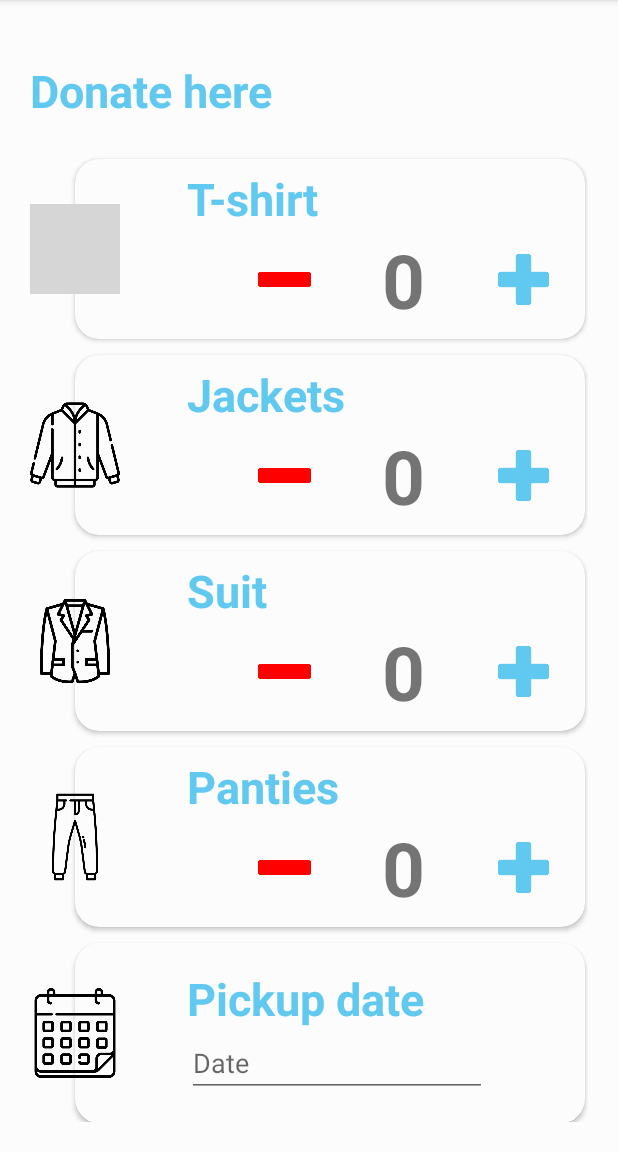
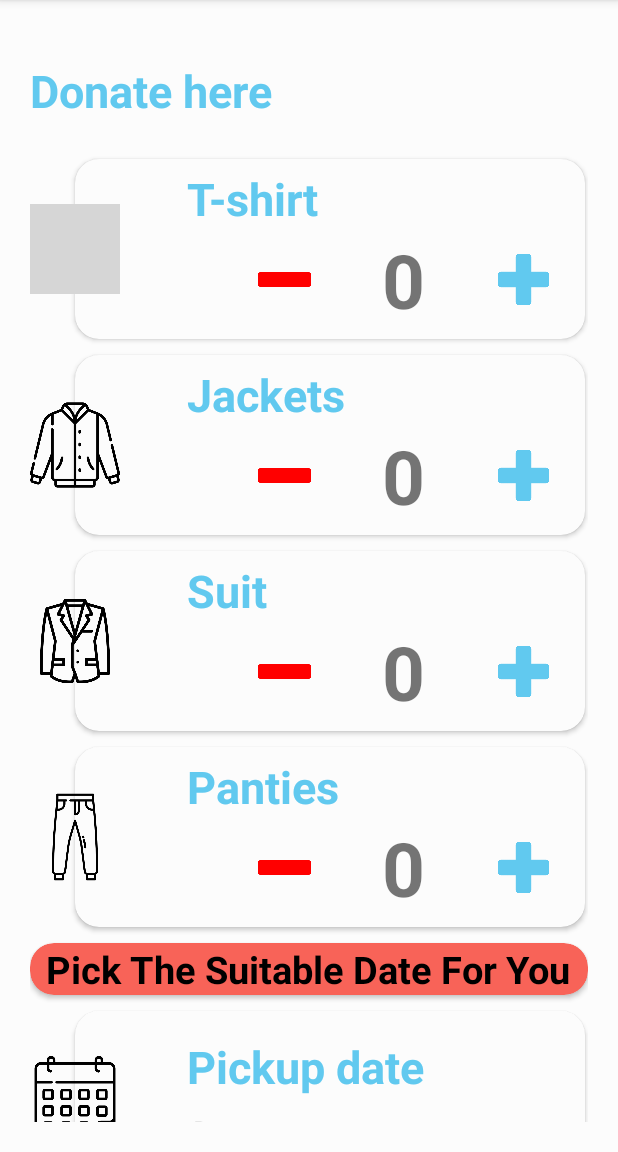
Before and after one commit to CleanLandTeam/CleanLand, an Android app: the DonationActivity screen opened directly, with no data from a screen before it, on a phone screen of 412 x 824 dp, the part 84-1236 px from its top. Run offline under Robolectric (Android 15) with nearby library versions, the phone set to English and light mode, and no system bars; libraries missing offline, so code that uses them is left out: com.amplifyframework.core; grey boxes are pictures that could not be loaded.

Commit message:
add some design

```diff
--- a/app/src/main/res/layout/activity_donation.xml
+++ b/app/src/main/res/layout/activity_donation.xml
@@ -415,6 +415,29 @@
             </RelativeLayout>
             <RelativeLayout
                 android:layout_width="match_parent"
+                android:layout_height="match_parent"
+                tools:context=".activities.OrderPage">
+
+                <androidx.cardview.widget.CardView
+                    android:layout_width="match_parent"
+                    android:layout_height="wrap_content"
+                    android:layout_marginTop="5dp"
+                    android:layout_marginBottom="5dp"
+                    app:cardBackgroundColor="#F86358"
+                    app:cardCornerRadius="16dp"
+                    app:cardElevation="2dp">
+
+                    <TextView
+                        style="@style/viewParent.headerText"
+                        android:layout_gravity="center"
+                        android:text="Pick The Suitable Date For You"
+                        android:textColor="#000000"
+                        android:textSize="25dp" />
+
+                </androidx.cardview.widget.CardView>
+            </RelativeLayout>
+            <RelativeLayout
+                android:layout_width="match_parent"
                 android:layout_height="wrap_content"
                 tools:context=".activities.OrderPage">
 
@@ -475,6 +498,29 @@
                     android:src="@drawable/calendar" />
 
 
+            </RelativeLayout>
+            <RelativeLayout
+                android:layout_width="match_parent"
+                android:layout_height="match_parent"
+                tools:context=".activities.OrderPage">
+
+                <androidx.cardview.widget.CardView
+                    android:layout_width="match_parent"
+                    android:layout_height="wrap_content"
+                    android:layout_marginTop="5dp"
+                    android:layout_marginBottom="5dp"
+                    app:cardBackgroundColor="#F86358"
+                    app:cardCornerRadius="16dp"
+                    app:cardElevation="2dp">
+
+                    <TextView
+                        style="@style/viewParent.headerText"
+                        android:layout_gravity="center"
+                        android:text="Pick The Delivery Location"
+                        android:textColor="#000000"
+                        android:textSize="25dp" />
+
+                </androidx.cardview.widget.CardView>
             </RelativeLayout>
             <RelativeLayout
                 android:layout_width="match_parent"
@@ -542,11 +588,11 @@
             <Button
                 android:id="@+id/Donate"
                 style="@style/loginButton"
+                android:layout_width="match_parent"
                 android:layout_gravity="right"
                 android:layout_marginTop="@dimen/loginViewsMargin"
-                android:text="ADD"
-
-                app:backgroundTint="#FF5722" />
+                android:minWidth="88dip"
+                android:text="Donate"/>
 
         </LinearLayout>
 
```
